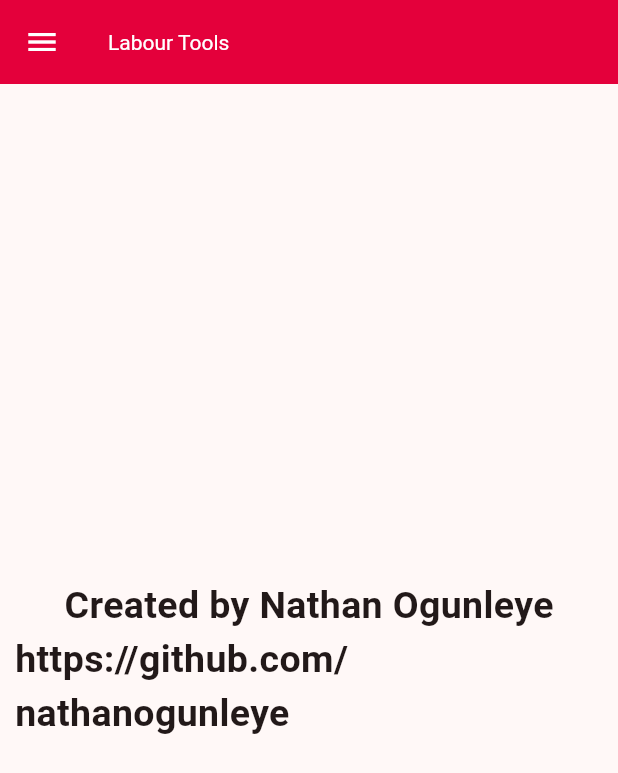
After one commit to nathanogunleye/labour_tools, a Flutter app: the screen it shows after launch, in the side drawer, after a tap on "About", on a phone screen of 412 x 824 dp. The commit adds this screen. Shown: the top 773 px of the screen. Run offline on Flutter 3.47's test engine with Material 3 defaults, Android fonts, the phone set to English and light mode, and no system bars; our stand-ins replace csv, file_picker.

Commit message:
Add about page

```diff
--- /dev/null
+++ b/lib/about/about_page.dart
@@ -0,0 +1,45 @@
+
+import 'package:flutter/material.dart';
+import 'package:url_launcher/url_launcher_string.dart';
+
+class AboutPage extends StatefulWidget {
+  const AboutPage({
+    super.key,
+  });
+
+  @override
+  State<AboutPage> createState() => _AboutPageState();
+}
+
+class _AboutPageState extends State<AboutPage> {
+  final String _githubLink = 'https://github.com/nathanogunleye';
+  final TextStyle _textStyle = const TextStyle(
+    fontSize: 25.0,
+    fontWeight: FontWeight.bold,
+  );
+
+  @override
+  Widget build(BuildContext context) {
+    return Padding(
+      padding: const EdgeInsets.all(10.0),
+      child: Center(
+        child: Column(
+          mainAxisAlignment: MainAxisAlignment.center,
+          crossAxisAlignment: CrossAxisAlignment.center,
+          children: <Widget>[
+            Text(
+              'Created by Nathan Ogunleye',
+              style: _textStyle,
+            ),
+            InkWell(
+                child: Text(
+                  _githubLink,
+                  style: _textStyle,
+                ),
+                onTap: () => launchUrlString(_githubLink)),
+          ],
+        ),
+      ),
+    );
+  }
+}
--- a/lib/main.dart
+++ b/lib/main.dart
@@ -1,4 +1,5 @@
 import 'package:flutter/material.dart';
+import 'package:labour_tools/about/about_page.dart';
 import 'package:labour_tools/event_message_generator/event_message_generator_page.dart';
 import 'package:labour_tools/home/home_page.dart';
 
@@ -70,6 +71,7 @@
   static const List<Widget> _widgetOptions = <Widget>[
     HomePage(),
     EventMessageGeneratorPage(),
+    AboutPage(),
   ];
 
   @override
@@ -128,6 +130,16 @@
                 Navigator.pop(context);
               },
             ),
+            ListTile(
+              title: const Text('About'),
+              selected: _selectedIndex == 2,
+              onTap: () {
+                // Update the state of the app
+                _onItemTapped(2);
+                // Then close the drawer
+                Navigator.pop(context);
+              },
+            ),
           ],
         ),
       ),
--- a/pubspec.yaml
+++ b/pubspec.yaml
@@ -37,6 +37,7 @@
   cupertino_icons: ^1.0.8
   file_picker: ^8.1.2
   csv: ^6.0.0
+  url_launcher: ^6.3.0
 
 dev_dependencies:
   flutter_test:
```
Also changed, not shown: pubspec.lock, 5 other files.
